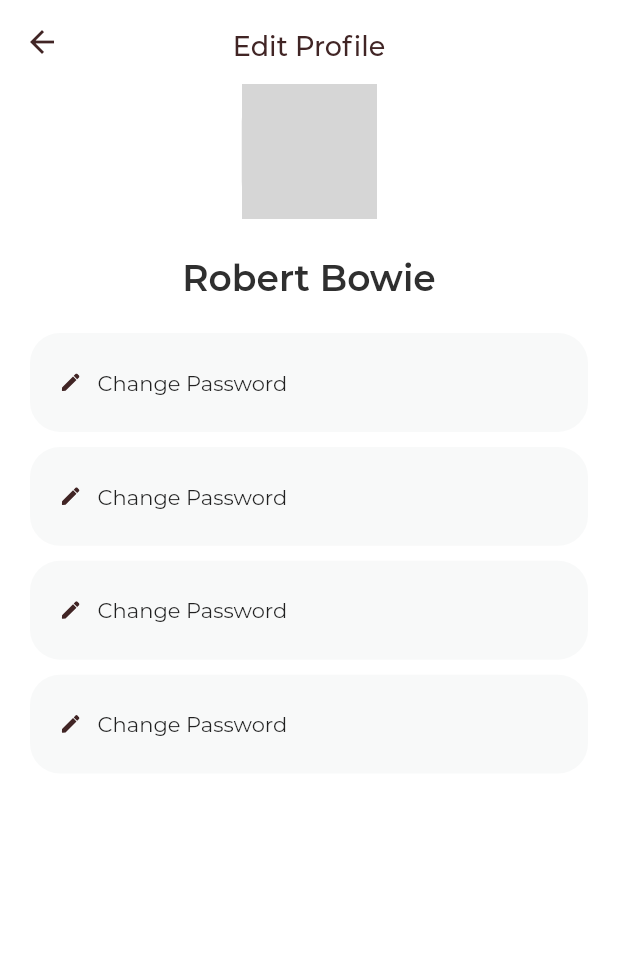
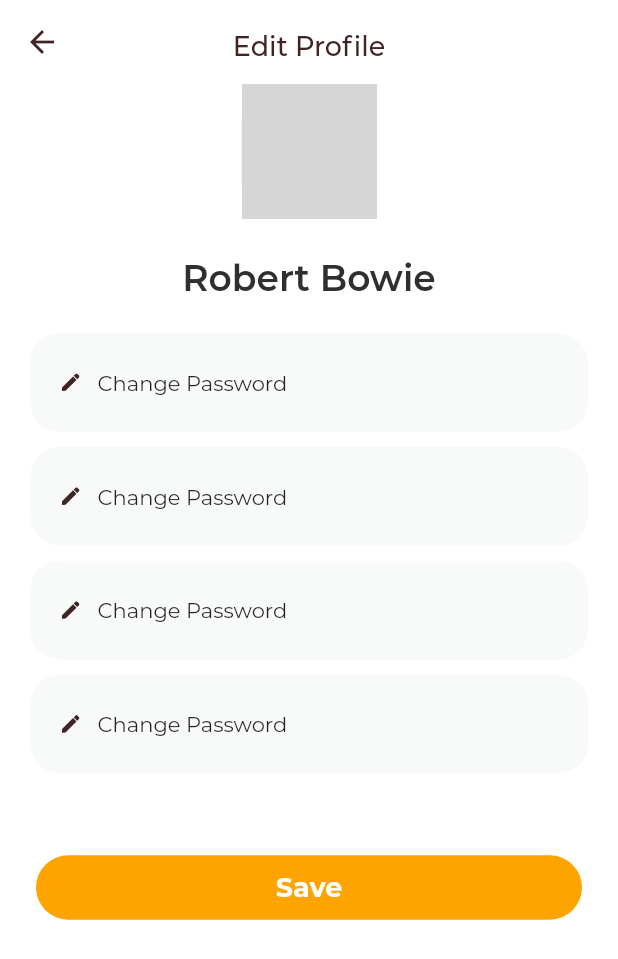
Before and after one commit to onumengine/encostay, a Flutter app: the EditHostProfileScreen screen opened by its route, on a phone screen of 412 x 824 dp. Shown: the top 959 px of the screen. Run offline on Flutter 3.47's test engine with Material 2 defaults, Android fonts, the phone set to English and light mode, and no system bars; our stand-ins replace dartz, equatable, flutter_bloc, flutter_svg, get_it, google_nav_bar and 3 more; missing offline and left inert: flutter_rounded_date_picker; project files that could hold a hidden picture were left out; grey boxes are pictures that could not be loaded.

Commit message:
add a save button

```diff
--- a/lib/features/host/leasing/presentation/ui/screens/edit_host_profile_screen.dart
+++ b/lib/features/host/leasing/presentation/ui/screens/edit_host_profile_screen.dart
@@ -1,6 +1,7 @@
 import 'package:encostay/core/utilities/color_palette.dart';
 import 'package:encostay/core/utilities/constants.dart';
 import 'package:encostay/core/utilities/route_names.dart';
+import 'package:encostay/core/widgets/atoms/brand_button.dart';
 import 'package:encostay/core/widgets/atoms/profile_tile.dart';
 import 'package:flutter/material.dart';
 import 'package:flutter_svg/flutter_svg.dart';
@@ -15,6 +16,7 @@ class EditHostProfileScreen extends StatefulWidget {
 class _EditHostProfileScreenState extends State<EditHostProfileScreen> {
   @override
   Widget build(BuildContext context) {
+    Size screenSize = MediaQuery.of(context).size;
     return Scaffold(
       backgroundColor: ColorPalette.brandWhite,
       appBar: AppBar(
@@ -84,6 +86,26 @@ class _EditHostProfileScreenState extends State<EditHostProfileScreen> {
                     Navigator.of(context).pushNamed(RouteNames.CHANGE_PASSWORD);
                   },
                 ),
+                SizedBox(
+                  height: screenSize.height / 18.54,
+                ),
+                Padding(
+                  padding: const EdgeInsets.symmetric(horizontal: 24),
+                  child: BrandButton(
+                    child: Text(
+                      'Save',
+                      style: TextStyle(
+                        color: ColorPalette.brandWhite,
+                        fontSize: 18,
+                        fontWeight: FontWeight.w700,
+                        height: 24.55 / 18,
+                      ),
+                    ),
+                    onTap: () {},
+                    width: screenSize.width,
+                    color: ColorPalette.brandOrange,
+                  ),
+                ),
               ],
             ),
           ),
```
